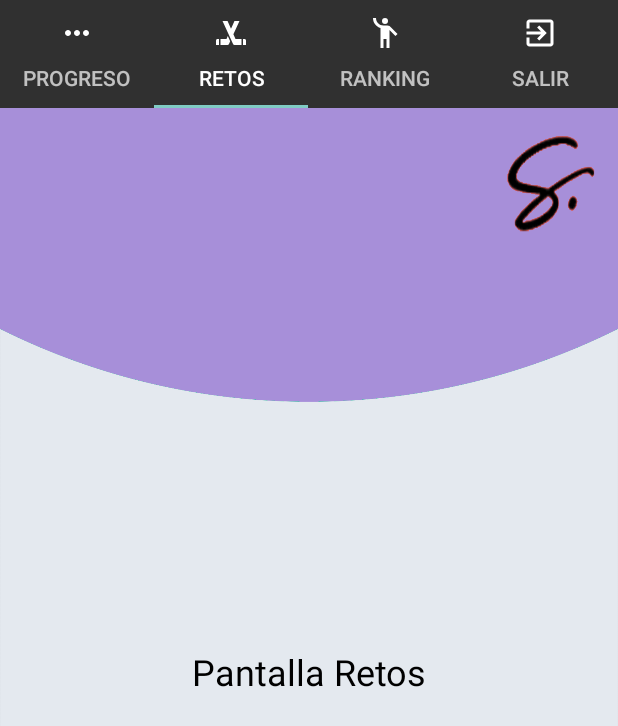
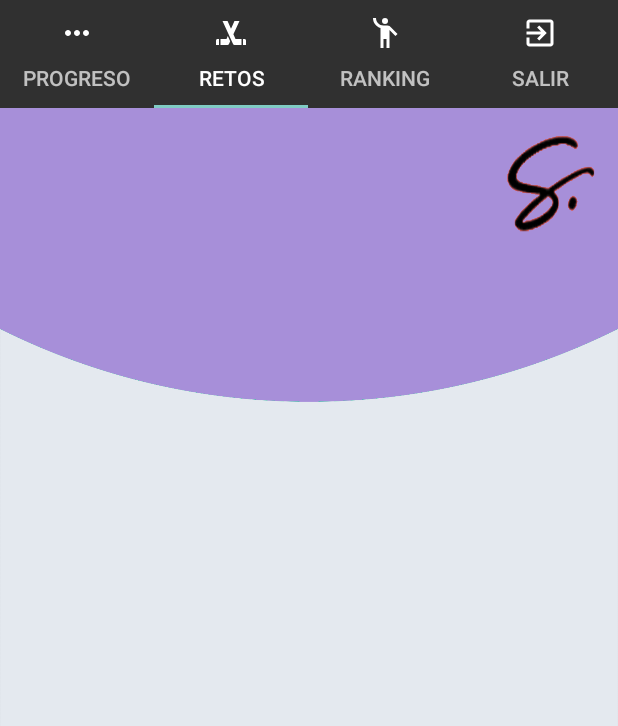
Before and after one commit to JuanHervasV/RuteandoApp, an Android app: the Progreso screen opened directly, with no data from a screen before it, tab 2 chosen, on a phone screen of 412 x 824 dp. Shown: the top 726 px of the screen. Run offline under Robolectric (Android 15) with nearby library versions, the phone set to English and light mode, and no system bars; Roboto replaces fonts that are not available here; 1 statement that could not run was skipped.

Commit message:
13/08 Antes de cambiar firebase

```diff
--- a/app/src/main/java/com/example/ruteandoapp/Controlador/Progreso.java
+++ b/app/src/main/java/com/example/ruteandoapp/Controlador/Progreso.java
@@ -3,6 +3,7 @@ package com.example.ruteandoapp.Controlador;
 import android.os.Bundle;
 
 import androidx.fragment.app.Fragment;
+import androidx.recyclerview.widget.RecyclerView;
 
 import android.view.LayoutInflater;
 import android.view.View;
@@ -21,6 +22,10 @@ public class Progreso extends Fragment {
     // the fragment initialization parameters, e.g. ARG_ITEM_NUMBER
     private static final String ARG_PARAM1 = "param1";
     private static final String ARG_PARAM2 = "param2";
+
+    String titulo[], descrip[];
+    int images[] = {R.drawable.scharff_logo_s,R.drawable.camaras,R.drawable.extrasf};
+    RecyclerView recyclerView;
 
     // TODO: Rename and change types of parameters
     private String mParam1;
@@ -51,10 +56,20 @@ public class Progreso extends Fragment {
     @Override
     public void onCreate(Bundle savedInstanceState) {
         super.onCreate(savedInstanceState);
+
+        recyclerView = recyclerView.findViewById(R.id.retosrecycler);
+
         if (getArguments() != null) {
             mParam1 = getArguments().getString(ARG_PARAM1);
             mParam2 = getArguments().getString(ARG_PARAM2);
         }
+
+        titulo = getResources().getStringArray(R.array.retos);
+        descrip = getResources().getStringArray(R.array.descripcion_retos);
+
+        RetosAdapterRecycler retosAdapterRecycler = new RetosAdapterRecycler(Progreso.this,titulo,descrip,images);
+
+
     }
 
     @Override
--- /dev/null
+++ b/app/src/main/java/com/example/ruteandoapp/Controlador/RetosAdapterRecycler.java
@@ -0,0 +1,48 @@
+package com.example.ruteandoapp.Controlador;
+
+import android.content.Context;
+import android.view.ContextMenu;
+import android.view.View;
+import android.view.ViewGroup;
+
+import androidx.annotation.NonNull;
+import androidx.recyclerview.widget.RecyclerView;
+
+import com.example.ruteandoapp.Maintab;
+
+public class RetosAdapterRecycler extends RecyclerView.Adapter<RetosAdapterRecycler.MyViewHolder> {
+
+    String data1[], data2[];
+    int images[];
+    Progreso context;
+
+
+    public RetosAdapterRecycler(Progreso ct, String[] titulo, String[] descrip, int[] img){
+        context = ct;
+        data1 = titulo;
+        data2 = descrip;
+        images = img;
+
+    }
+    @NonNull
+    @Override
+    public MyViewHolder onCreateViewHolder(@NonNull ViewGroup parent, int viewType) {
+        return null;
+    }
+
+    @Override
+    public void onBindViewHolder(@NonNull MyViewHolder holder, int position) {
+
+    }
+
+    @Override
+    public int getItemCount() {
+        return 0;
+    }
+
+    public class MyViewHolder extends RecyclerView.ViewHolder{
+        public MyViewHolder(@NonNull View itemView) {
+            super(itemView);
+        }
+    }
+}
--- a/app/src/main/res/layout/fragment_progreso.xml
+++ b/app/src/main/res/layout/fragment_progreso.xml
@@ -3,7 +3,8 @@
     xmlns:tools="http://schemas.android.com/tools"
     android:layout_width="match_parent"
     android:layout_height="match_parent"
-    android:background="@drawable/backgroundlogo"
+    android:background="@drawable/progresobackground"
+    android:foreground="@drawable/progresobackground"
     tools:context=".Controlador.Progreso">
 
     <LinearLayout
--- a/app/src/main/res/layout/fragment_retos.xml
+++ b/app/src/main/res/layout/fragment_retos.xml
@@ -1,24 +1,17 @@
 <?xml version="1.0" encoding="utf-8"?>
-<FrameLayout xmlns:android="http://schemas.android.com/apk/res/android"
+<androidx.constraintlayout.widget.ConstraintLayout xmlns:android="http://schemas.android.com/apk/res/android"
     xmlns:tools="http://schemas.android.com/tools"
     android:layout_width="match_parent"
     android:layout_height="match_parent"
     android:background="@drawable/backgroundlogo_morado"
     tools:context=".Controlador.Retos">
 
-    <LinearLayout
+    <androidx.recyclerview.widget.RecyclerView
+
+        android:id="@+id/retosrecycler"
         android:layout_width="match_parent"
         android:layout_height="match_parent"
-        android:orientation="vertical"/>
+        tools:layout_editor_absoluteX="1dp"
+        tools:layout_editor_absoluteY="1dp" />
 
-    <TextView
-        android:layout_width="match_parent"
-        android:layout_height="match_parent"
-        android:gravity="center"
-        android:text="Pantalla Retos"
-        android:textColor="@color/black"
-        android:textSize="24dp"
-        android:textAlignment="center">
-
-    </TextView>
-</FrameLayout>
+</androidx.constraintlayout.widget.ConstraintLayout>
--- a/app/src/main/res/values/strings.xml
+++ b/app/src/main/res/values/strings.xml
@@ -19,4 +19,15 @@
     <string name="title_activity_main">Main</string>
     <!-- TODO: Remove or change this placeholder text -->
     <string name="hello_blank_fragment">Hello blank fragment</string>
+    <string-array name="retos">
+        <item>Escanea tu fotocheck</item>
+        <item>Reto fotografía</item>
+        <item>Buen cuidado personal</item>
+    </string-array>
+    <string-array name="descripcion_retos">
+        <item>El reto consiste en tomarle una fotografía a tu fotocheck y enviarnosla para ganar muchos puntos.</item>
+        <item>Reto espontáneo en el cuál deberás de enviar diversas fotografías.</item>
+        <item>Muestranos como te cuidas y a tus activos de trabajo para ganar puntos.</item>
+    </string-array>
+
 </resources>
```
Also changed, not shown: app/src/main/res/drawable-v24/progresobackground.png (added).
